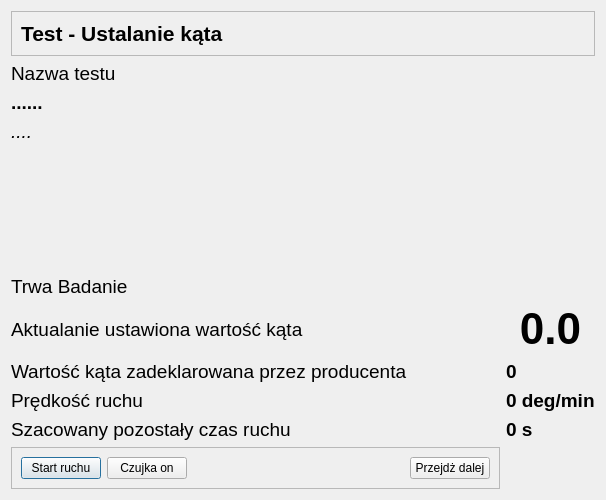
Qt form CzujkiLinioweApp/oknobadaniakata.ui (wiacekmarcin/CzujkiLiniowe) before a commit.
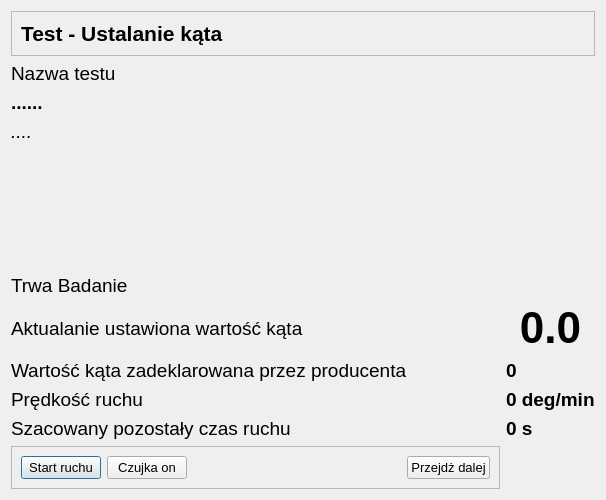
The same form after that commit.

Diff of the .ui file:
```diff
--- a/CzujkiLinioweApp/oknobadaniakata.ui
+++ b/CzujkiLinioweApp/oknobadaniakata.ui
@@ -22,6 +22,12 @@
     <height>1200</height>
    </size>
   </property>
+  <property name="font">
+   <font>
+    <family>Arial</family>
+    <pointsize>10</pointsize>
+   </font>
+  </property>
   <property name="windowTitle">
    <string>Test niewspółosiowości</string>
   </property>
@@ -33,8 +39,8 @@
     <widget class="QLabel" name="kat">
      <property name="font">
       <font>
+       <family>Arial</family>
        <pointsize>33</pointsize>
-       <weight>75</weight>
        <bold>true</bold>
       </font>
      </property>
@@ -50,8 +56,8 @@
     <widget class="QLabel" name="speed">
      <property name="font">
       <font>
+       <family>Arial</family>
        <pointsize>14</pointsize>
-       <weight>75</weight>
        <bold>true</bold>
       </font>
      </property>
@@ -64,8 +70,8 @@
     <widget class="QLabel" name="katProducenta">
      <property name="font">
       <font>
+       <family>Arial</family>
        <pointsize>14</pointsize>
-       <weight>75</weight>
        <bold>true</bold>
       </font>
      </property>
@@ -118,8 +124,8 @@
     <widget class="QLabel" name="szacowanyczas">
      <property name="font">
       <font>
+       <family>Arial</family>
        <pointsize>14</pointsize>
-       <weight>75</weight>
        <bold>true</bold>
       </font>
      </property>
@@ -132,6 +138,7 @@
     <widget class="QLabel" name="label_3">
      <property name="font">
       <font>
+       <family>Arial</family>
        <pointsize>14</pointsize>
       </font>
      </property>
@@ -185,6 +192,7 @@
     <widget class="QLabel" name="eBadanie">
      <property name="font">
       <font>
+       <family>Arial</family>
        <pointsize>14</pointsize>
       </font>
      </property>
@@ -200,6 +208,7 @@
     <widget class="QLabel" name="eCzas">
      <property name="font">
       <font>
+       <family>Arial</family>
        <pointsize>14</pointsize>
       </font>
      </property>
@@ -212,6 +221,7 @@
     <widget class="QLabel" name="ekat">
      <property name="font">
       <font>
+       <family>Arial</family>
        <pointsize>14</pointsize>
       </font>
      </property>
@@ -224,6 +234,7 @@
     <widget class="QLabel" name="ekatproducent">
      <property name="font">
       <font>
+       <family>Arial</family>
        <pointsize>14</pointsize>
       </font>
      </property>
```
Left out of the diff: 6 changed lines with no effect on the pictures.
